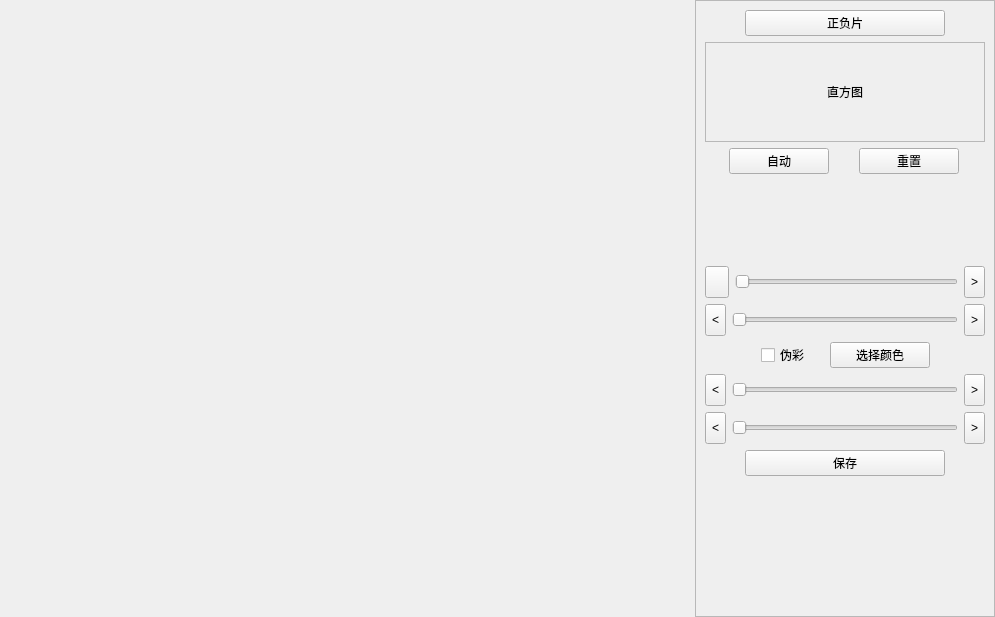
First picture: the form in src/imageeditwidget.ui, repository d-moco/GS-Capture, before the edit.
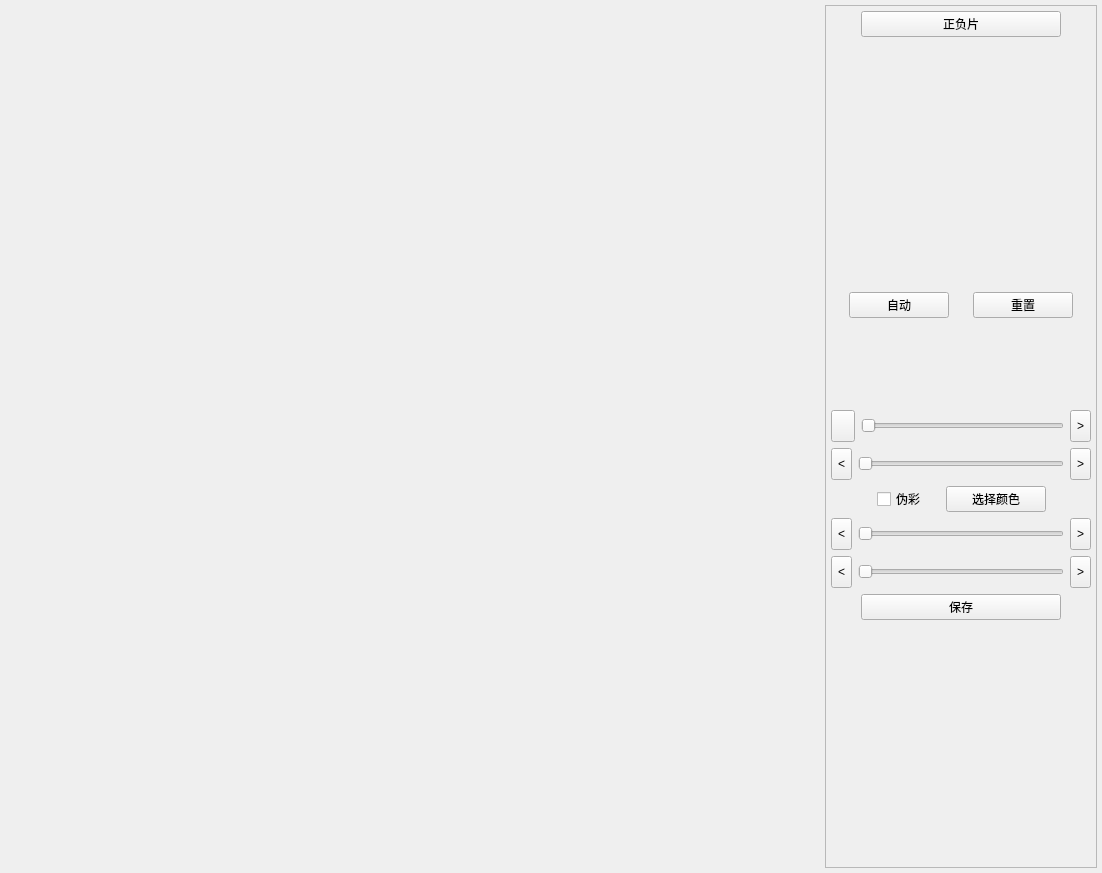
Second picture: the form after the edit. Icons and pictures are not drawn. Custom widgets are drawn as their Qt base class.

Commit message: 1.增加图像管理界面 2.增加图片灰度直方图显示功能

```diff
--- a/src/imageeditwidget.ui
+++ b/src/imageeditwidget.ui
@@ -6,8 +6,8 @@
    <rect>
     <x>0</x>
     <y>0</y>
-    <width>995</width>
-    <height>617</height>
+    <width>1102</width>
+    <height>873</height>
    </rect>
   </property>
   <property name="windowTitle">
@@ -18,16 +18,16 @@
     <number>5</number>
    </property>
    <property name="leftMargin">
-    <number>0</number>
+    <number>5</number>
    </property>
    <property name="topMargin">
-    <number>0</number>
+    <number>5</number>
    </property>
    <property name="rightMargin">
-    <number>0</number>
+    <number>5</number>
    </property>
    <property name="bottomMargin">
-    <number>0</number>
+    <number>5</number>
    </property>
    <item>
     <widget class="QWidget" name="widget" native="true">
@@ -36,25 +36,31 @@
        <number>0</number>
       </property>
       <property name="leftMargin">
-       <number>0</number>
+       <number>5</number>
       </property>
       <property name="topMargin">
-       <number>0</number>
+       <number>5</number>
       </property>
       <property name="rightMargin">
-       <number>0</number>
+       <number>5</number>
       </property>
       <property name="bottomMargin">
-       <number>0</number>
+       <number>5</number>
       </property>
      </layout>
     </widget>
    </item>
    <item>
     <widget class="QFrame" name="frame">
+     <property name="sizePolicy">
+      <sizepolicy hsizetype="Expanding" vsizetype="Expanding">
+       <horstretch>0</horstretch>
+       <verstretch>0</verstretch>
+      </sizepolicy>
+     </property>
      <property name="minimumSize">
       <size>
-       <width>300</width>
+       <width>0</width>
        <height>0</height>
       </size>
      </property>
@@ -65,6 +71,18 @@
       <enum>QFrame::Raised</enum>
      </property>
      <layout class="QVBoxLayout" name="verticalLayout_2">
+      <property name="leftMargin">
+       <number>5</number>
+      </property>
+      <property name="topMargin">
+       <number>5</number>
+      </property>
+      <property name="rightMargin">
+       <number>5</number>
+      </property>
+      <property name="bottomMargin">
+       <number>5</number>
+      </property>
       <item>
        <layout class="QHBoxLayout" name="horizontalLayout_9">
         <item>
@@ -115,32 +133,34 @@
        </layout>
       </item>
       <item>
-       <widget class="QFrame" name="frame_2">
-        <property name="minimumSize">
-         <size>
-          <width>0</width>
-          <height>100</height>
-         </size>
+       <layout class="QHBoxLayout" name="horizontalLayout_11">
+        <property name="spacing">
+         <number>0</number>
         </property>
-        <property name="frameShape">
-         <enum>QFrame::StyledPanel</enum>
-        </property>
-        <property name="frameShadow">
-         <enum>QFrame::Raised</enum>
-        </property>
-        <layout class="QVBoxLayout" name="verticalLayout">
-         <item>
-          <widget class="QLabel" name="label">
-           <property name="text">
-            <string>直方图</string>
-           </property>
-           <property name="alignment">
-            <set>Qt::AlignCenter</set>
-           </property>
-          </widget>
-         </item>
-        </layout>
-       </widget>
+        <item>
+         <widget class="HistogramWidget" name="widget_2" native="true">
+          <property name="sizePolicy">
+           <sizepolicy hsizetype="Expanding" vsizetype="Expanding">
+            <horstretch>0</horstretch>
+            <verstretch>0</verstretch>
+           </sizepolicy>
+          </property>
+          <property name="minimumSize">
+           <size>
+            <width>0</width>
+            <height>0</height>
+           </size>
+          </property>
+          <property name="maximumSize">
+           <size>
+            <width>16777215</width>
+            <height>16777215</height>
+           </size>
+          </property>
+          <layout class="QGridLayout" name="gridLayout"/>
+         </widget>
+        </item>
+       </layout>
       </item>
       <item>
        <layout class="QHBoxLayout" name="horizontalLayout_2">
@@ -559,6 +579,12 @@
    <header location="global">grayscaleselector.h</header>
    <container>1</container>
   </customwidget>
+  <customwidget>
+   <class>HistogramWidget</class>
+   <extends>QWidget</extends>
+   <header location="global">histogramwidget.h</header>
+   <container>1</container>
+  </customwidget>
  </customwidgets>
  <resources>
   <include location="img.qrc"/>
```
The commit also changes 31 other files.
